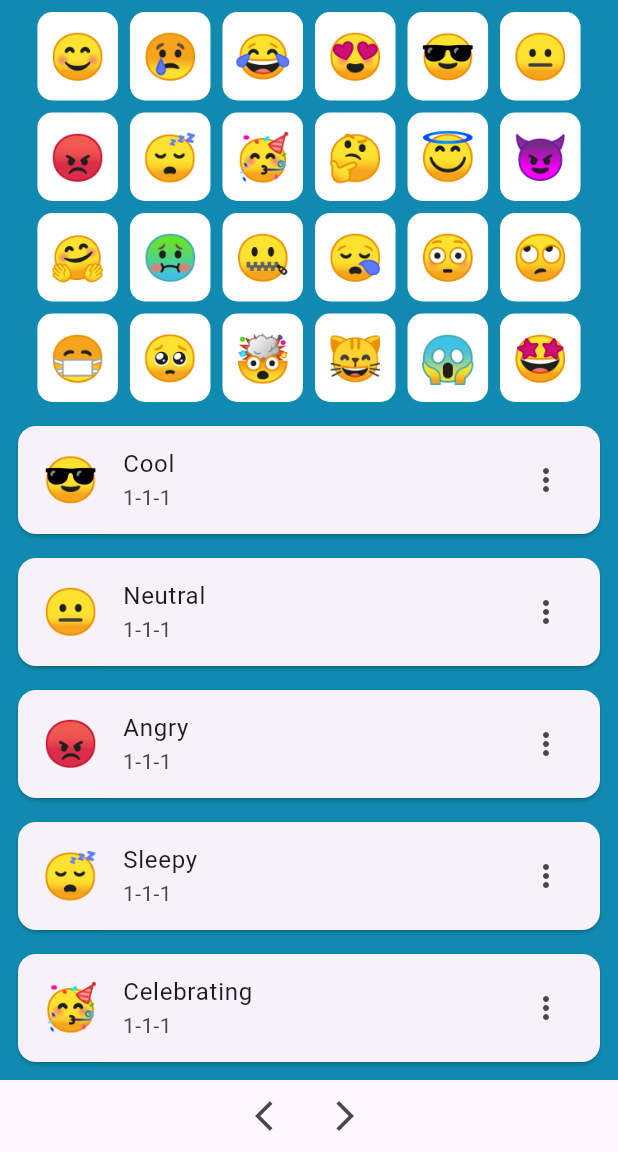
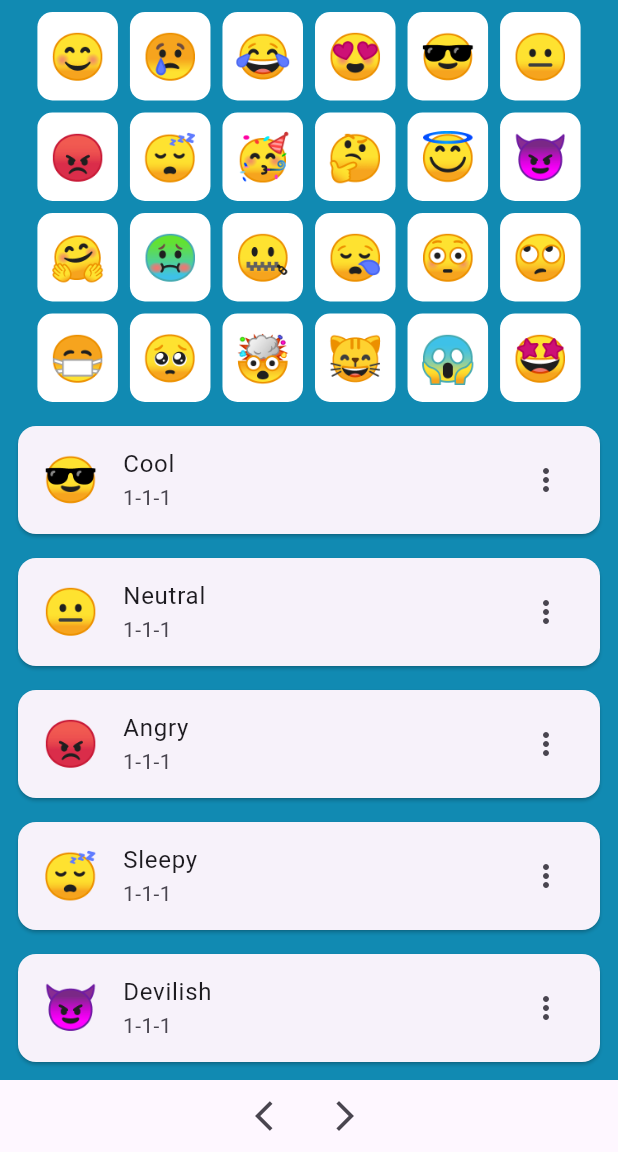
Before and after one commit to kapish-patel/Programming-at-SeattleU, a Flutter app: the screen it shows after launch, scrolled down 348 dp, on a phone screen of 412 x 824 dp, the part 84-1236 px from its top. Run offline on Flutter 3.47's test engine with Material 3 defaults, Android fonts, the phone set to English and light mode, and no system bars.

Commit message:
Homework 1 completed

```diff
--- a/CPSC-5250 Mobile Software Development/Homework1/healthapp/lib/emotion_recorder.dart
+++ b/CPSC-5250 Mobile Software Development/Homework1/healthapp/lib/emotion_recorder.dart
@@ -56,9 +56,8 @@ class EmojiGridSectionState extends State<EmojiSection>{
     "🤩": "Starstruck",
   };
 
-  //function to handle emoji tap
-  void _onEmojiTap(String emoji) {
-    print("User pressed $emoji and is feeling ${emojiExpressions[emoji]}");
+  void _ontapEmoji(String emoji) {
+    print("Emoji $emoji tapped");
   }
 
   @override
@@ -69,39 +68,45 @@ class EmojiGridSectionState extends State<EmojiSection>{
         spacing: 8.0, // h space
         runSpacing: 8.0, // v space
         children: List<Widget>.from(
-          emojiExpressions.keys.map((emoji) => DisplayCustomEmoji(data: emoji, onTap: () => _onEmojiTap(emoji)))
+          emojiExpressions.keys.map((emoji) => GestureDetector(
+            onTap: () => _ontapEmoji(emoji),
+            child: Container(
+              padding: const EdgeInsets.all(8.0),
+              decoration: BoxDecoration(
+                color: Colors.white,
+                borderRadius: BorderRadius.circular(10.0)
+              ),
+              child: Text(emoji,
+                style: const TextStyle(fontSize: 30.0)
+              )
+            )
+          ),
         ),
       ),
+    )
     );
   }
 }
 
 class DisplayCustomEmoji extends StatelessWidget {
   final String data;
-  final VoidCallback onTap;
-
 
   const DisplayCustomEmoji({
     required this.data,
-    required this.onTap(),
     Key? key,
   }) : super(key: key);
 
   @override
   Widget build(BuildContext context) {
-    return GestureDetector(
-      onTap: onTap,
-      child: Container(
+    return Container(
         padding: const EdgeInsets.all(8.0),
         decoration: BoxDecoration(
           color: Colors.white,
           borderRadius: BorderRadius.circular(10.0)
         ),
-        child: Text(
-          data,
+        child: Text(data,
           style: const TextStyle(fontSize: 30.0)
         )
-      ),
     );
   }
 }
@@ -115,6 +120,8 @@ class EmotionListSection extends StatefulWidget{
 }
 
 class EmotionListSectionState extends State<EmotionListSection> {
+
+  //mock data
   final Map<String, List<String>> emotionList = {
     "😊": ["Happy", "1-1-1"],
     "😢": ["Sad", "1-1-1"],
@@ -124,11 +131,15 @@ class EmotionListSectionState extends State<EmotionListSection> {
     "😐": ["Neutral","1-1-1"],
     "😡": ["Angry","1-1-1"],
     "😴": ["Sleepy","1-1-1"],
-    "🥳": ["Celebrating","1-1-1"],
-    "🤔": ["Thinking","1-1-1"],
-    "😇": ["Angel","1-1-1"],
     "😈": ["Devilish","1-1-1"],
+
   } ;
+
+  void addnewEmotion(String emoji, String emotion, String date) {
+    setState(() {
+      emotionList[emoji] = [emotion, date];
+    });
+  }
 
   @override
   Widget build(BuildContext context) {
--- a/CPSC-5250 Mobile Software Development/Homework1/healthapp/lib/workout_recorder.dart
+++ b/CPSC-5250 Mobile Software Development/Homework1/healthapp/lib/workout_recorder.dart
@@ -82,7 +82,7 @@ class WorkoutRecorderSectionState extends State<WorkoutRecorderSection>{
     "⚽": ["Football","1-1-1"],
     "🏐": ["Volleyball","1-1-1"],
     "🏈": ["American Football","1-1-1"],
-    "🎾": ["Ten,""1-1-1"],
+    "🎾": ["Ten","1-1-1"],
   };
   @override
   Widget build(BuildContext context) {
@@ -96,9 +96,6 @@ class WorkoutRecorderSectionState extends State<WorkoutRecorderSection>{
             key: _formKey,
             child: Column(
               children: <Widget>[
-
-
-                // start working here
                 DropdownButton(
                   value: dropdownValue,
                   items: exerciseList.entries.map((e) {
@@ -111,6 +108,7 @@ class WorkoutRecorderSectionState extends State<WorkoutRecorderSection>{
                   onChanged: (String? newValue) {
                     setState(() {
                       dropdownValue = newValue!;
+                      workoutNameController.text = exerciseList[newValue]![0];
                     });
                   },
                 ),
```
